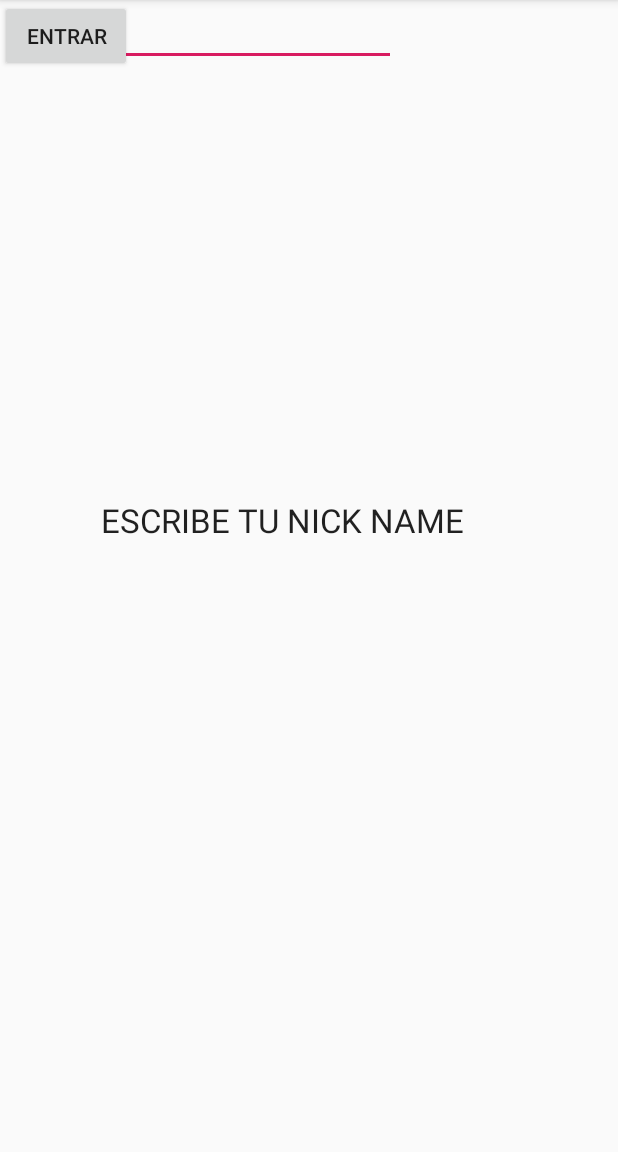
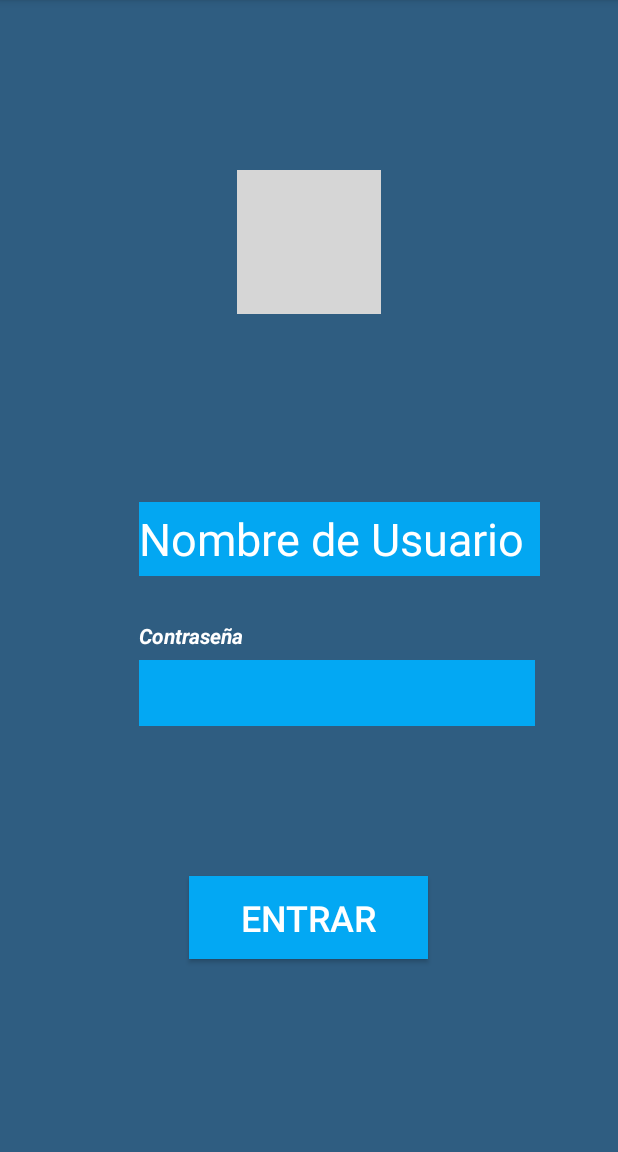
Before and after one commit to Ricardo-Js/Sanchez.Jimenez.actividad3, an Android app: the screen it shows after launch (MainActivity), on a phone screen of 412 x 824 dp, the part 84-1236 px from its top. Run offline under Robolectric (Android 15) with nearby library versions, the phone set to English and light mode, and no system bars; grey boxes are pictures that could not be loaded.

Commit message:
Finalizamos la edición de la app.

```diff
--- a/app/src/main/res/layout/activity_main.xml
+++ b/app/src/main/res/layout/activity_main.xml
@@ -4,35 +4,97 @@
     xmlns:tools="http://schemas.android.com/tools"
     android:layout_width="match_parent"
     android:layout_height="match_parent"
+    android:background="#2F5D81"
     tools:context=".MainActivity">
-
-    <TextView
-        android:layout_width="267dp"
-        android:layout_height="33dp"
-        android:text="ESCRIBE TU NICK NAME"
-        android:textAppearance="@style/TextAppearance.AppCompat.Large"
-        app:layout_constraintBottom_toBottomOf="parent"
-        app:layout_constraintHorizontal_bias="0.465"
-        app:layout_constraintLeft_toLeftOf="parent"
-        app:layout_constraintRight_toRightOf="parent"
-        app:layout_constraintTop_toTopOf="parent"
-        app:layout_constraintVertical_bias="0.452" />
 
     <Button
         android:id="@+id/button"
-        android:layout_width="wrap_content"
-        android:layout_height="wrap_content"
-        android:text="ENTRAR"
-        tools:layout_editor_absoluteX="150dp"
-        tools:layout_editor_absoluteY="488dp" />
+        android:layout_width="159dp"
+        android:layout_height="55dp"
+        android:layout_marginStart="8dp"
+        android:layout_marginTop="100dp"
+        android:layout_marginEnd="8dp"
+        android:layout_marginBottom="8dp"
+        android:background="#03A8F3"
+        android:text="@string/entrar"
+        android:textColor="#FFFFFF"
+        android:textSize="24sp"
+        app:layout_constraintBottom_toBottomOf="parent"
+        app:layout_constraintEnd_toEndOf="parent"
+        app:layout_constraintHorizontal_bias="0.498"
+        app:layout_constraintStart_toStartOf="parent"
+        app:layout_constraintTop_toBottomOf="@+id/editText"
+        app:layout_constraintVertical_bias="0.0" />
 
     <EditText
         android:id="@+id/editText"
         android:layout_width="264dp"
         android:layout_height="44dp"
+        android:layout_marginStart="8dp"
+        android:layout_marginEnd="8dp"
+        android:layout_marginBottom="284dp"
+        android:background="#03A8F3"
         android:ems="10"
         android:inputType="numberPassword"
-        tools:layout_editor_absoluteX="67dp"
-        tools:layout_editor_absoluteY="375dp" />
+        android:textColor="#FFFFFF"
+        android:textSize="24sp"
+        app:layout_constraintBottom_toBottomOf="parent"
+        app:layout_constraintEnd_toEndOf="parent"
+        app:layout_constraintHorizontal_bias="0.641"
+        app:layout_constraintStart_toStartOf="parent" />
+
+    <ImageView
+        android:id="@+id/imageView2"
+        android:layout_width="wrap_content"
+        android:layout_height="wrap_content"
+        android:layout_marginStart="8dp"
+        android:layout_marginTop="8dp"
+        android:layout_marginEnd="8dp"
+        android:layout_marginBottom="8dp"
+        app:layout_constraintBottom_toBottomOf="parent"
+        app:layout_constraintEnd_toEndOf="parent"
+        app:layout_constraintStart_toStartOf="parent"
+        app:layout_constraintTop_toTopOf="parent"
+        app:layout_constraintVertical_bias="0.161"
+        app:srcCompat="@drawable/netlog3" />
+
+    <EditText
+        android:id="@+id/editText2"
+        android:layout_width="267dp"
+        android:layout_height="49dp"
+        android:layout_marginStart="8dp"
+        android:layout_marginEnd="8dp"
+        android:layout_marginBottom="56dp"
+        android:background="#03A7F2"
+        android:ems="10"
+        android:inputType="textPersonName"
+        android:text="Nombre de Usuario"
+        android:textColor="#FFFFFF"
+        android:textSize="30sp"
+        app:layout_constraintBottom_toTopOf="@+id/editText"
+        app:layout_constraintEnd_toEndOf="parent"
+        app:layout_constraintHorizontal_bias="0.656"
+        app:layout_constraintStart_toStartOf="parent" />
+
+    <TextView
+        android:id="@+id/textView2"
+        android:layout_width="264dp"
+        android:layout_height="18dp"
+        android:layout_marginStart="8dp"
+        android:layout_marginEnd="8dp"
+        android:layout_marginBottom="8dp"
+        android:background="#00FFFFFF"
+        android:backgroundTint="#00FFFFFF"
+        android:shadowColor="#00000000"
+        android:text="Contraseña"
+        android:textAlignment="gravity"
+        android:textColor="#FFFFFF"
+        android:textColorHint="#00FFFFFF"
+        android:textStyle="bold|italic"
+        android:visibility="visible"
+        app:layout_constraintBottom_toTopOf="@+id/editText"
+        app:layout_constraintEnd_toEndOf="parent"
+        app:layout_constraintHorizontal_bias="0.641"
+        app:layout_constraintStart_toStartOf="parent" />
 
 </androidx.constraintlayout.widget.ConstraintLayout>
--- a/app/src/main/res/values/strings.xml
+++ b/app/src/main/res/values/strings.xml
@@ -1,3 +1,4 @@
 <resources>
     <string name="app_name">login_simple</string>
+    <string name="entrar">ENTRAR</string>
 </resources>
```
Also changed, not shown: 2 other files.
